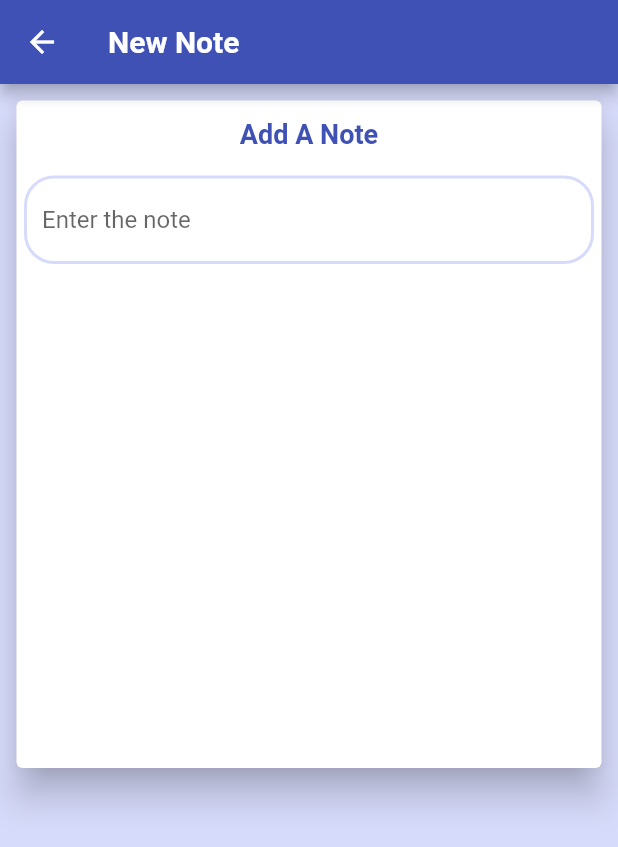
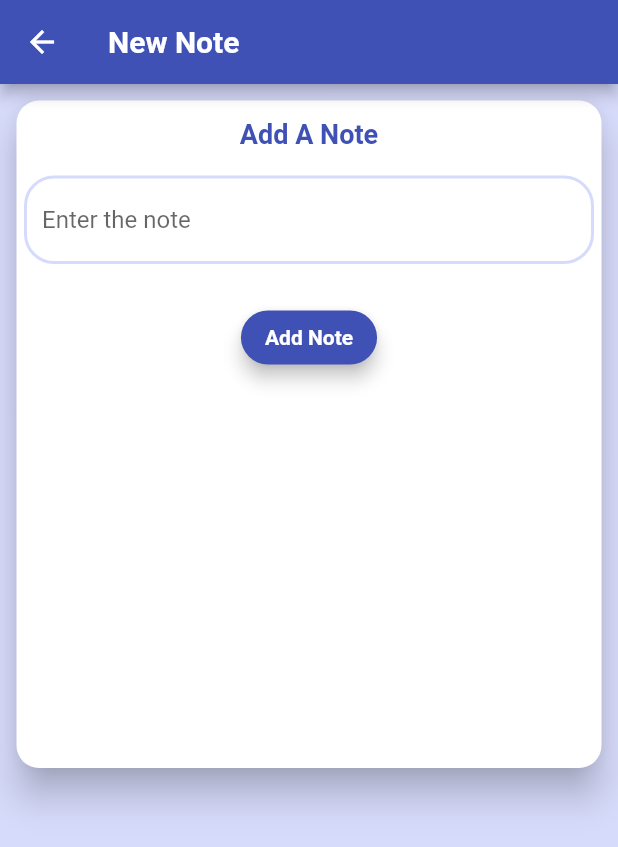
Before and after one commit to Jayakrishnan-manoj/TaskMaster, a Flutter app: the NewNoteScreen screen opened directly, on a phone screen of 412 x 824 dp. Shown: the top 847 px of the screen. Run offline on Flutter 3.47's test engine with Material 2 defaults, Android fonts, the phone set to English and light mode, and no system bars; our stand-ins replace firebase_auth, firebase_core, flutter_feather_icons; accounts and stored records are empty.

Commit message:
changed form style

```diff
--- a/lib/screens/notes/new_note.dart
+++ b/lib/screens/notes/new_note.dart
@@ -29,6 +29,11 @@ class _NewNoteScreenState extends State<NewNoteScreen> {
           padding: EdgeInsets.all(7.0),
           child: SingleChildScrollView(
             child: Card(
+              shape: const RoundedRectangleBorder(
+                borderRadius: BorderRadius.all(
+                  Radius.circular(15),
+                ),
+              ),
               elevation: 10,
               child: Column(
                 children: [
@@ -81,7 +86,26 @@ class _NewNoteScreenState extends State<NewNoteScreen> {
                             ),
                           ),
                         ),
-
+                        const SizedBox(
+                          height: 25,
+                        ),
+                        ElevatedButton(
+                          style: ElevatedButton.styleFrom(
+                            backgroundColor: Theme.of(context).primaryColor,
+                            elevation: 5,
+                            shape: RoundedRectangleBorder(
+                              borderRadius: BorderRadius.circular(20),
+                            ),
+                          ),
+                          onPressed: () {},
+                          child: const Text(
+                            "Add Note",
+                            style: TextStyle(
+                              color: Colors.white,
+                              fontWeight: FontWeight.bold,
+                            ),
+                          ),
+                        )
                       ],
                     ),
                   )
--- a/lib/screens/tasks/new_task_form.dart
+++ b/lib/screens/tasks/new_task_form.dart
@@ -67,6 +67,11 @@ class _TaskFormState extends State<TaskForm> {
           ),
           child: SingleChildScrollView(
             child: Card(
+              shape: const RoundedRectangleBorder(
+                borderRadius: BorderRadius.all(
+                  Radius.circular(15),
+                ),
+              ),
               elevation: 10,
               child: Form(
                 child: Column(
--- a/lib/widgets/task_card.dart
+++ b/lib/widgets/task_card.dart
@@ -21,6 +21,8 @@ class TaskCard extends StatelessWidget {
     return SafeArea(
       child: SingleChildScrollView(
         child: Card(
+          shadowColor: Colors.indigo,
+          elevation: 10,
           child: Column(
             children: [
               ListTile(
```
Also changed, not shown: lib/screens/tasks/task_screen.dart (+9 -6 lines).
